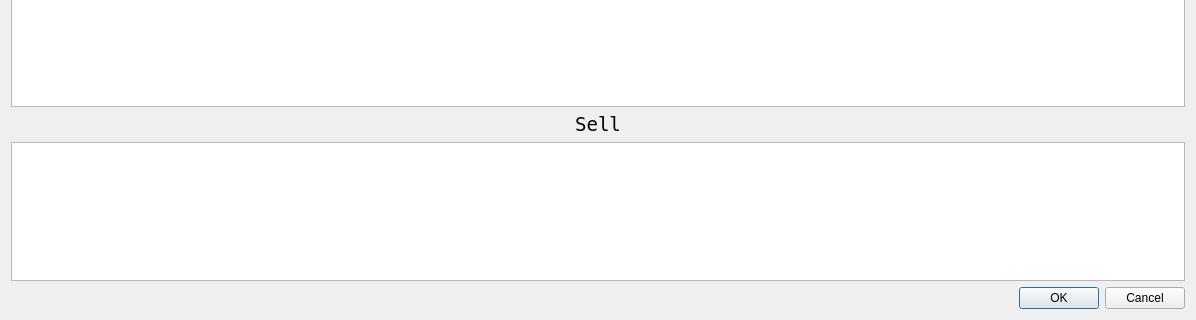
Old version of the form lisa/lisa/pyqt/viewpyqt_dialog_emma.ui in the repository rockwolf/python; both pictures show x 0 to 1196 and y 245 to 565 of the 1196 by 565 pixel window.
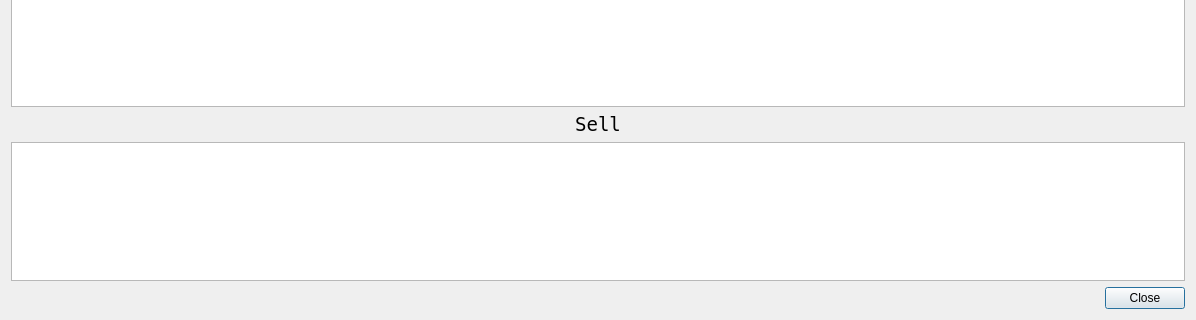
New version of the form.

Commit message: The dialog for emma starts up, but it keeps showing nothing?

Diff of the .ui file:
```diff
--- a/lisa/lisa/pyqt/viewpyqt_dialog_emma.ui
+++ b/lisa/lisa/pyqt/viewpyqt_dialog_emma.ui
@@ -111,7 +111,7 @@
       <enum>Qt::Horizontal</enum>
      </property>
      <property name="standardButtons">
-      <set>QDialogButtonBox::Cancel|QDialogButtonBox::Ok</set>
+      <set>QDialogButtonBox::Close</set>
      </property>
     </widget>
    </item>
```
Left out of the diff: 33 changed lines with no effect on the pictures. The commit also changes 5 other files.
